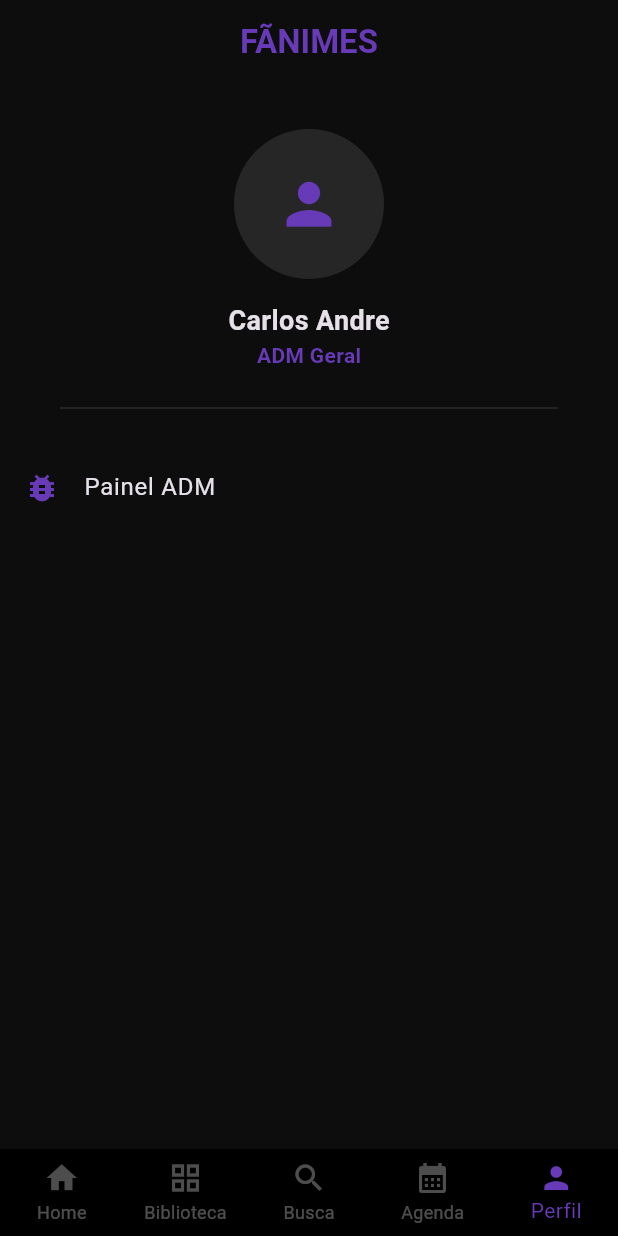
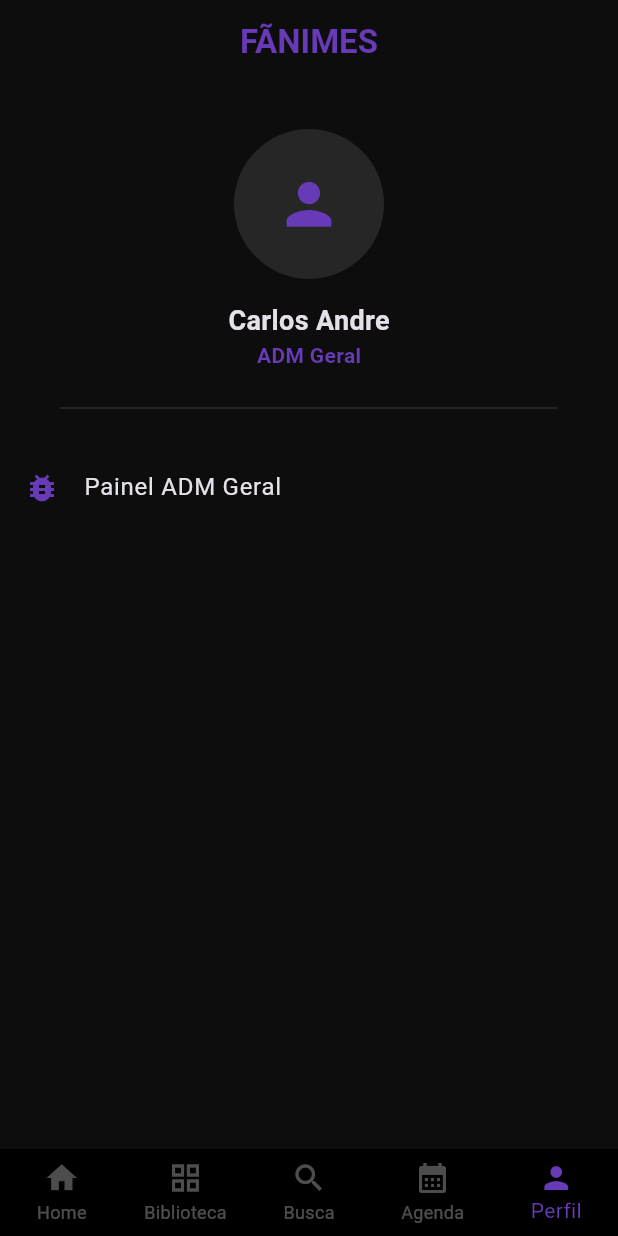
Before and after one commit to carlosandre1514-prog/fanimes, a Flutter app: the screen it shows after launch, on a phone screen of 412 x 824 dp. Run offline on Flutter 3.47's test engine with Material 3 defaults, Android fonts, the phone set to English and light mode, and no system bars; our stand-ins replace firebase_auth, firebase_core; accounts and stored records are empty.

Commit message:
Correcao definitiva main e firebase

```diff
--- a/lib/main.dart
+++ b/lib/main.dart
@@ -7,12 +7,13 @@ void main() async {
   try {
     await Firebase.initializeApp();
   } catch (e) {
-    debugPrint("Erro Firebase: $e");
+    debugPrint("Erro ao iniciar Firebase: $e");
   }
   runApp(const FanimesApp());
 }
 
 const Color roxoAura = Color(0xFF673AB7);
+const Color pretoEletrico = Color(0xFF0D0D0D);
 
 class FanimesApp extends StatelessWidget {
   const FanimesApp({super.key});
@@ -21,7 +22,7 @@ class FanimesApp extends StatelessWidget {
     return MaterialApp(
       debugShowCheckedModeBanner: false,
       theme: ThemeData.dark().copyWith(
-        scaffoldBackgroundColor: const Color(0xFF0D0D0D),
+        scaffoldBackgroundColor: pretoEletrico,
       ),
       home: const MainNavigation(),
     );
@@ -41,20 +42,24 @@ class _MainNavigationState extends State<MainNavigation> {
   @override
   void initState() {
     super.initState();
-    FirebaseAuth.instance.authStateChanges().listen((u) => setState(() => user = u));
+    FirebaseAuth.instance.authStateChanges().listen((u) {
+      if (mounted) setState(() => user = u);
+    });
   }
 
   @override
   Widget build(BuildContext context) {
-    bool isCarlos = user?.email == "carlosandre.ad1514@gmail.com" || user == null;
+    // Reconhece você automaticamente como ADM Geral pelo e-mail
+    bool isCarlos = user?.email == 'carlosandre1514@gmail.com' || user == null;
+
     return Scaffold(
       appBar: AppBar(
         backgroundColor: Colors.transparent,
         elevation: 0,
-        title: const Text("FÃNIMES", style: TextStyle(color: roxoAura, fontWeight: FontWeight.bold)),
+        title: const Text('FÃNIMES', style: TextStyle(color: roxoAura, fontWeight: FontWeight.bold)),
         centerTitle: true,
       ),
-      body: _idx == 4 ? _abaPerfil(isCarlos) : const Center(child: Text("Em breve...")),
+      body: _idx == 4 ? _abaPerfil(isCarlos) : const Center(child: Text('Em breve...', style: TextStyle(color: Colors.white24))),
       bottomNavigationBar: BottomNavigationBar(
         currentIndex: _idx,
         onTap: (i) => setState(() => _idx = i),
@@ -63,11 +68,11 @@ class _MainNavigationState extends State<MainNavigation> {
         type: BottomNavigationBarType.fixed,
         backgroundColor: Colors.black,
         items: const [
-          BottomNavigationBarItem(icon: Icon(Icons.home), label: "Home"),
-          BottomNavigationBarItem(icon: Icon(Icons.grid_view), label: "Biblioteca"),
-          BottomNavigationBarItem(icon: Icon(Icons.search), label: "Busca"),
-          BottomNavigationBarItem(icon: Icon(Icons.calendar_month), label: "Agenda"),
-          BottomNavigationBarItem(icon: Icon(Icons.person), label: "Perfil"),
+          BottomNavigationBarItem(icon: Icon(Icons.home), label: 'Home'),
+          BottomNavigationBarItem(icon: Icon(Icons.grid_view), label: 'Biblioteca'),
+          BottomNavigationBarItem(icon: Icon(Icons.search), label: 'Busca'),
+          BottomNavigationBarItem(icon: Icon(Icons.calendar_month), label: 'Agenda'),
+          BottomNavigationBarItem(icon: Icon(Icons.person), label: 'Perfil'),
         ],
       ),
     );
@@ -77,12 +82,19 @@ class _MainNavigationState extends State<MainNavigation> {
     return Column(
       children: [
         const SizedBox(height: 30),
-        const CircleAvatar(radius: 50, backgroundColor: Colors.white10, child: Icon(Icons.person, color: roxoAura, size: 45)),
+        const CircleAvatar(
+          radius: 50,
+          backgroundColor: Colors.white10,
+          child: Icon(Icons.person, color: roxoAura, size: 45)
+        ),
         const SizedBox(height: 15),
-        Text(user?.email ?? "Carlos Andre", style: const TextStyle(fontSize: 18, fontWeight: FontWeight.bold)),
-        Text(adm ? "ADM Geral" : "Membro", style: const TextStyle(color: roxoAura, fontWeight: FontWeight.bold)),
+        Text(user?.email ?? 'Carlos Andre', style: const TextStyle(fontSize: 18, fontWeight: FontWeight.bold)),
+        Text(adm ? 'ADM Geral' : 'Membro', style: const TextStyle(color: roxoAura, fontWeight: FontWeight.bold)),
         const Divider(height: 50, color: Colors.white12, indent: 40, endIndent: 40),
-        const ListTile(leading: Icon(Icons.bug_report, color: roxoAura), title: Text("Painel ADM")),
+        ListTile(
+          leading: const Icon(Icons.bug_report, color: roxoAura),
+          title: Text(adm ? 'Painel ADM Geral' : 'Suporte ao Usuário'),
+        ),
       ],
     );
   }
```
Also changed, not shown: 2 other files.
